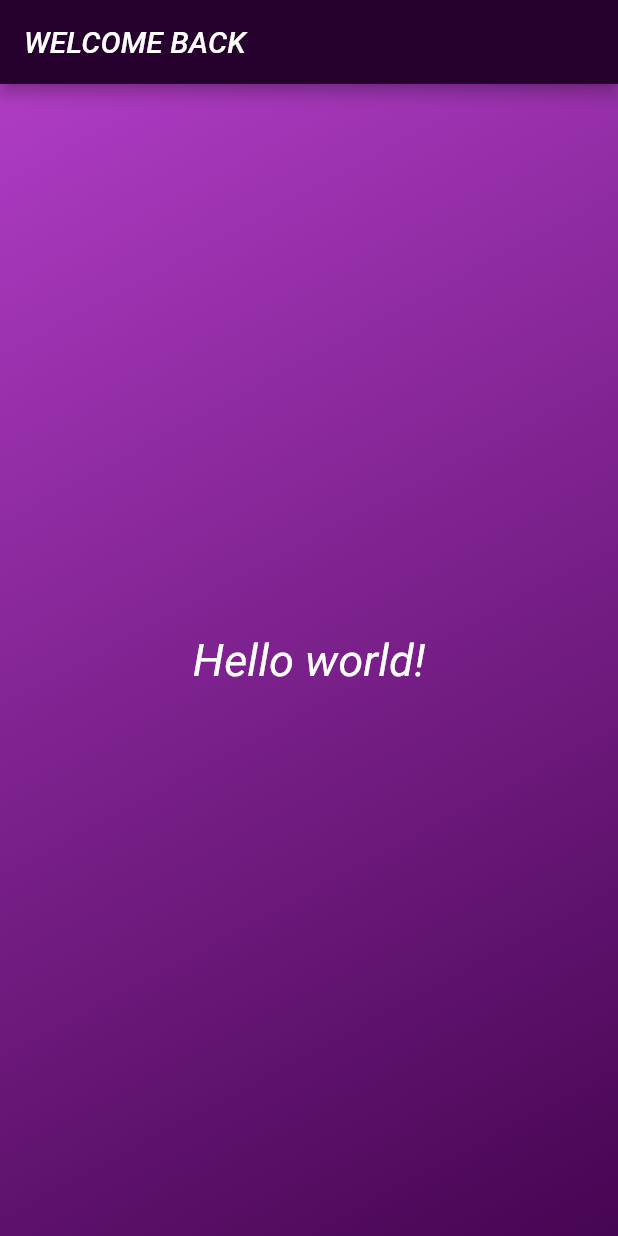
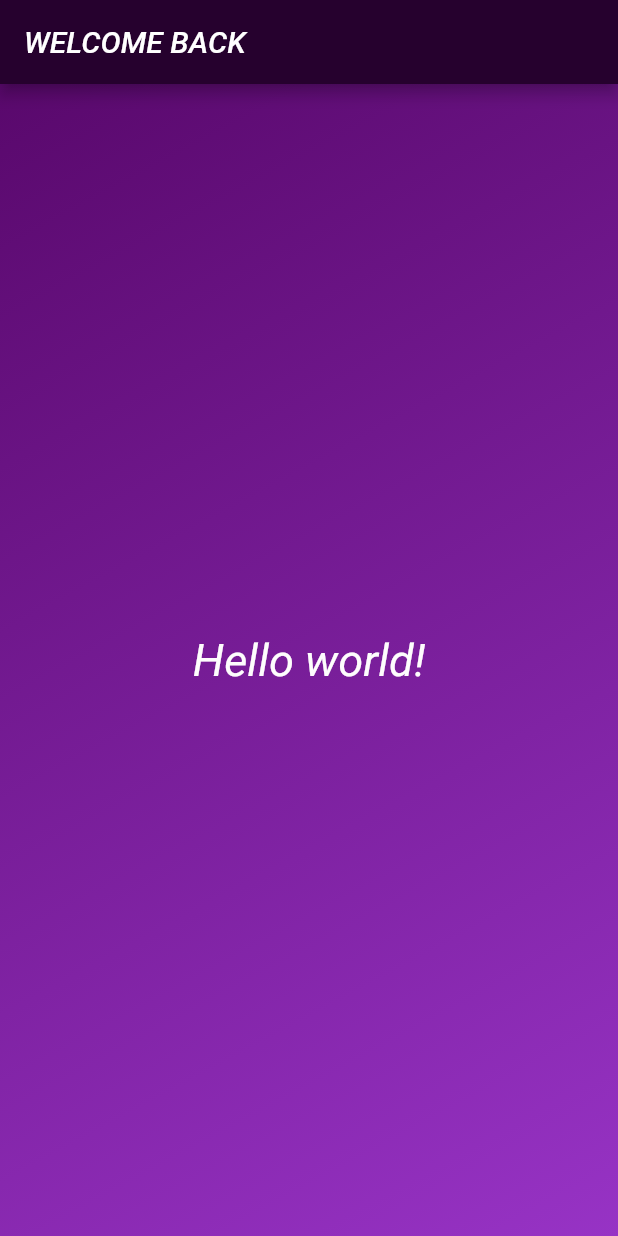
Before and after one commit to akashdevav/Started_Flutter, a Flutter app: the screen it shows after launch, on a phone screen of 412 x 824 dp. Run offline on Flutter 3.47's test engine with Material 2 defaults, Android fonts, the phone set to English and light mode, and no system bars.

Commit message:
reusable widgets and created a multiple constructor

```diff
--- a/Flutter_notes/01.Objects and Classes.txt
+++ b/Flutter_notes/01.Objects and Classes.txt
@@ -46,3 +46,5 @@ eg: class class_name extends statelessWidget {
 		-> final (data are stored in fixed state)
 		-> const
 	the variable type 'final' and 'const' are more over same type.
+
+-> constructor reusable -> using the constructor part to add the required arguments, the argument should be the named argument or positional argument.
--- a/hello_world/lib/gradient_container.dart
+++ b/hello_world/lib/gradient_container.dart
@@ -8,24 +8,50 @@ import 'package:hello_world/styletext.dart';
   -> inside of the class there must be a constructor.
   -> finally there is a build function which can return the widget */
 
+//Reusable widgets and constructor function
+const aligntop =
+    Alignment.topLeft; // defines a variables for the object properties
+const alignbottom = Alignment.bottomRight;
 
-const aligntop =  Alignment.topLeft;  // defines a variables for the object properties
-const alignbottom = Alignment.bottomRight;
-class GradientContainer extends StatelessWidget{
+class GradientContainer extends StatelessWidget {
   //initiate constructor
-  const GradientContainer({super.key});
+  const GradientContainer(this.colors1, this.colors2, {super.key});
 
+  GradientContainer.purple({super.key})
+      : colors1 = Color.fromARGB(255, 89, 8, 108),
+        colors2 = Color.fromARGB(255, 151, 51, 197);
+
+  final Color colors1;
+  final Color colors2;
   @override
-  Widget build(context){
+  Widget build(context) {
     return Container(
-          decoration: const BoxDecoration(
-              gradient: LinearGradient(colors: [
-            Color.fromARGB(255, 175, 60, 196),
-            Color.fromARGB(255, 70, 5, 82)
-          ], begin: aligntop, end: alignbottom)),
-          child: const Center(
-            child: StyleText('Hello world!')
-          ),
-        );
+      decoration: BoxDecoration(
+          gradient: LinearGradient(
+              colors: [colors1, colors2], begin: aligntop, end: alignbottom)),
+      child: const Center(child: StyleText('Hello world!')),
+    );
   }
 }
+
+
+// const aligntop =  Alignment.topLeft;  // defines a variables for the object properties
+// const alignbottom = Alignment.bottomRight;
+// class GradientContainer extends StatelessWidget{
+//   //initiate constructor
+//   const GradientContainer({super.key});
+
+//   @override
+//   Widget build(context){
+//     return Container(
+//           decoration: const BoxDecoration(
+//               gradient: LinearGradient(colors: [
+//             Color.fromARGB(255, 175, 60, 196),
+//             Color.fromARGB(255, 70, 5, 82)
+//           ], begin: aligntop, end: alignbottom)),
+//           child: const Center(
+//             child: StyleText('Hello world!')
+//           ),
+//         );
+//   }
+// }
--- a/hello_world/lib/main.dart
+++ b/hello_world/lib/main.dart
@@ -11,7 +11,7 @@ void main() {
             title: const Text('WELCOME BACK',
                 style: TextStyle(fontStyle: FontStyle.italic)),
             backgroundColor:const Color.fromARGB(255, 38, 1, 46)),
-        body: const GradientContainer()
+        body:  GradientContainer.purple()
       ),
     ),
   );
--- a/hello_world/lib/styletext.dart
+++ b/hello_world/lib/styletext.dart
@@ -3,7 +3,7 @@ import 'package:flutter/material.dart';
 //created a new class for text widget
 class StyleText extends StatelessWidget {
   const StyleText(this.text, {super.key});
-  final text;
+  final String text;
 
   @override
   Widget build(context){
```
